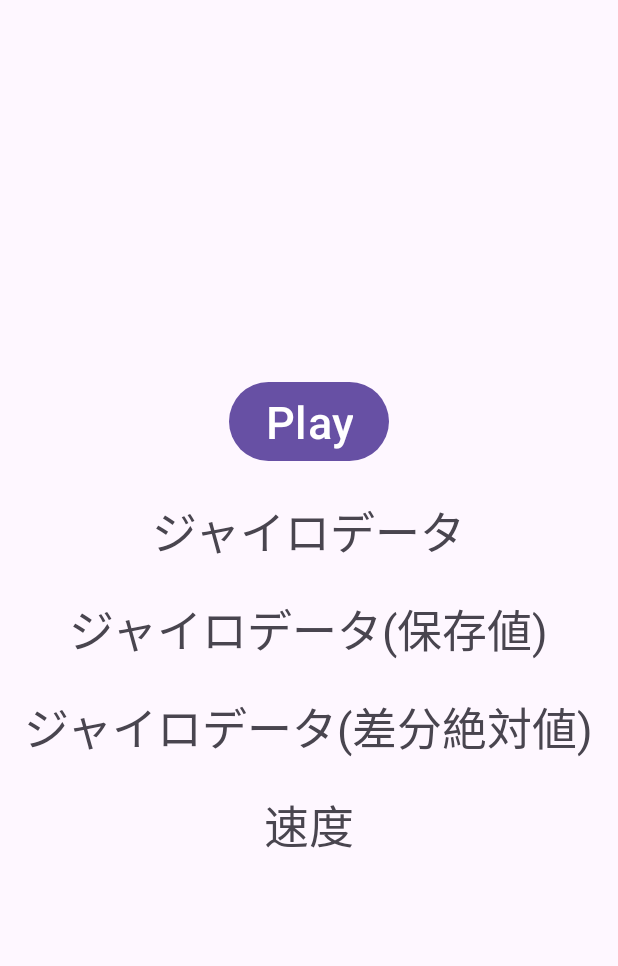
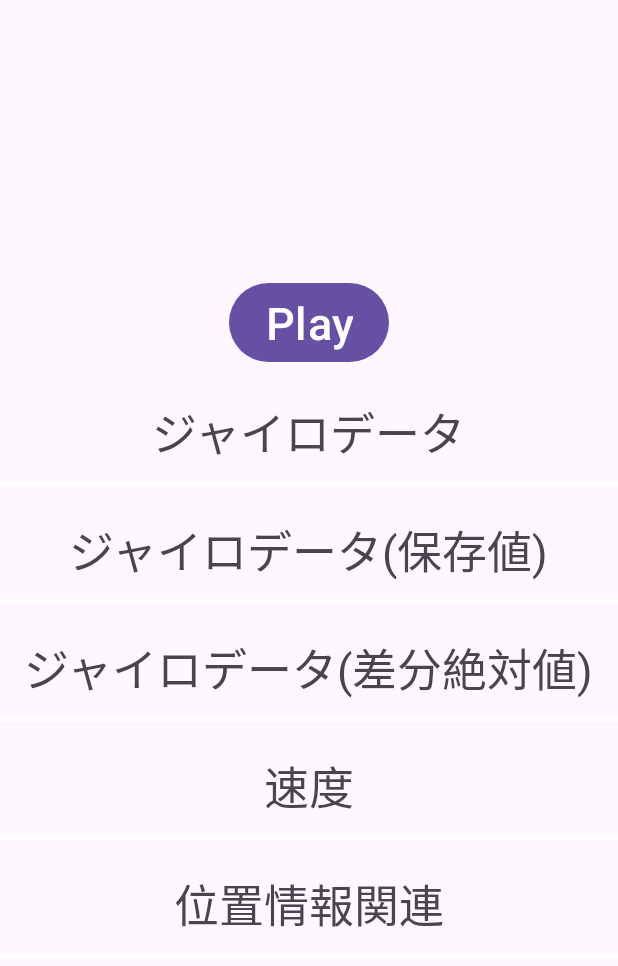
Before and after one commit to qyuiz/AudioTrackSample, an Android app: the screen it shows after launch (MainActivity), on a phone screen of 412 x 824 dp. Shown: the top 966 px of the screen. Run offline under Robolectric (Android 15) with nearby library versions, the phone set to English and light mode, and no system bars; 1 statement that could not run was skipped.

Commit message:
緯度経度から速度算出する処理を追加、許可ダイアログ問題解決

```diff
--- a/app/src/main/AndroidManifest.xml
+++ b/app/src/main/AndroidManifest.xml
@@ -4,8 +4,11 @@
 
     <uses-permission android:name="android.permission.MODIFY_AUDIO_SETTINGS" />
 
+    <!-- GPS測位 -->
     <uses-permission android:name="android.permission.ACCESS_COARSE_LOCATION"/>
+    <!-- NW測位 -->
     <uses-permission android:name="android.permission.ACCESS_FINE_LOCATION"/>
+
     <uses-permission android:name="android.permission.ACCESS_BACKGROUND_LOCATION"/>
 
     <application
--- a/app/src/main/java/com/example/audiotracksample/MainActivity.java
+++ b/app/src/main/java/com/example/audiotracksample/MainActivity.java
@@ -1,6 +1,7 @@
 package com.example.audiotracksample;
 
 import android.Manifest;
+import android.content.Context;
 import android.content.pm.PackageManager;
 import android.hardware.Sensor;
 import android.hardware.SensorEvent;
@@ -16,9 +17,11 @@ import android.os.Bundle;
 import android.util.Log;
 import android.widget.Button;
 import android.widget.TextView;
+import android.widget.Toast;
 
 import java.io.InputStream;
 import java.nio.ByteBuffer;
+import java.text.DecimalFormat;
 import java.util.List;
 
 import androidx.annotation.NonNull;
@@ -45,6 +48,8 @@ class Rotation {
 public class MainActivity extends AppCompatActivity {
 
     private static final String TAG = "AudioTrackSample";
+    private Context mContext;
+    DecimalFormat df = new DecimalFormat("#.##");
 
     // hello_world.wav のサンプリングレート
     private int mSampleRate;
@@ -72,22 +77,31 @@ public class MainActivity extends AppCompatActivity {
     private TextView mSensorSaveTextView;
     private TextView mSensorSaveDiffTextView;
     private static final int PERMISSION_REQUEST_CODE = 1234;
+    private String[] LOCATION_PERMISSION = new String[]{
+            Manifest.permission.ACCESS_COARSE_LOCATION,
+            Manifest.permission.ACCESS_FINE_LOCATION
+    };
+    private String[] LOCATION_BACKGROUND_PERMISSION = new String[]{
+            Manifest.permission.ACCESS_BACKGROUND_LOCATION
+    };
     private LocationCallback mLocationCallback;
     private FusedLocationProviderClient mFusedLocationProviderClient;
     private TextView mSpeedTextView;
+    private double mBeforeLongitude = -181; // 経度(前回値) 初期値は範囲外
+    private double mBeforeLatitude = -91; // 緯度(前回値) 初期値は範囲外
+    private long mBeforeTime; // 時間(前回値)
+    private TextView mLocationTextView;
 
     @Override
     protected void onCreate(Bundle savedInstanceState) {
         super.onCreate(savedInstanceState);
         setContentView(R.layout.activity_main);
 
-        if (Build.VERSION.SDK_INT >= 23) {
-            Log.d(TAG, "パーミッションの確認を実行");
-            requestPermission();
-        }
+        mContext = this;
 
         mFusedLocationProviderClient = LocationServices.getFusedLocationProviderClient(this);
         mSpeedTextView = findViewById(R.id.speedTextView);
+        mLocationTextView = findViewById(R.id.locationTextView);
         mLocationCallback = new LocationCallback() {
             @Override
             public void onLocationResult(@NonNull LocationResult locationResult) {
@@ -99,12 +113,40 @@ public class MainActivity extends AppCompatActivity {
 
                 List<Location> locations = locationResult.getLocations();
                 for (Location location : locations){
-                    if (location.hasSpeed()){
+                    // 速度と信頼度がある場合のみ
+                    if (location.hasSpeed() && location.hasSpeedAccuracy()){
                         float speed = location.getSpeed() * 3.6F;
                         long speedLong = Math.round(speed);
-                        mSpeedTextView.setText(speedLong + " [km/h]" +
-                                " 精度 : " + (location.getSpeedAccuracyMetersPerSecond()*100) + "%");
+                        float speedAccuracy = location.getSpeedAccuracyMetersPerSecond() * 3.6F;
+                        long speedAccuracyLong = Math.round(speedAccuracy);
+                        mSpeedTextView.setText(speedLong + " [km/h]\n" +
+                                "精度(信頼区間68%) : ±" + speedAccuracyLong + "[km/h]");
                     }
+
+                    double longitude = location.getLongitude();
+                    double latitude = location.getLatitude();
+                    long time = location.getElapsedRealtimeNanos();
+
+                    if (mBeforeLongitude != -181 && mBeforeLatitude != -91){
+                        double distance = haversineDistance(mBeforeLatitude, mBeforeLongitude,
+                                latitude, longitude);
+                        long timeDiffInNano = time - mBeforeTime;
+                        long timeDifferenceInSeconds = timeDiffInNano / 1000000000;
+                        double speedKPerH = (distance / (double) timeDifferenceInSeconds) * 3.6;
+                        String strTmp = "緯度 : " + df.format(latitude) + "[度]" +
+                                " 経度 : " + df.format(longitude) + "[度]\n"
+                                + "移動距離 : " + df.format(distance) + "[m]\n" +
+                                "移動時間 : " + timeDifferenceInSeconds + "[s]\n" +
+                                "計算時速 : " + df.format(speedKPerH) + "[km/h]";
+                        if (location.hasAccuracy()){
+                            float accuracy = location.getAccuracy();
+                            strTmp = strTmp + "\n" + "精度 : " + accuracy;
+                        }
+                        mLocationTextView.setText(strTmp);
+                    }
+                    mBeforeLongitude = longitude;
+                    mBeforeLatitude = latitude;
+                    mBeforeTime = time;
                 }
             }
         };
@@ -140,22 +182,29 @@ public class MainActivity extends AppCompatActivity {
         });
     }
 
+    public static double haversineDistance(double lat1, double lon1, double lat2, double lon2) {
+        // 地球の半径(m)
+        final double R = 6371000.0;
+
+        // 緯度経度をラジアン単位に変換する
+        double lat1Rad = Math.toRadians(lat1);
+        double lon1Rad = Math.toRadians(lon1);
+        double lat2Rad = Math.toRadians(lat2);
+        double lon2Rad = Math.toRadians(lon2);
+
+        // 緯度経度地点の差
+        double diffLat = lat2Rad - lat1Rad;
+        double diffLon = lon2Rad - lon1Rad;
+
+        // ハーバーサイン公式で計算
+        double a = Math.pow(Math.sin(diffLat / 2), 2) + Math.cos(lat1Rad) * Math.cos(lat2Rad) * Math.pow(Math.sin(diffLon / 2), 2);
+        double c = 2 * Math.atan2(Math.sqrt(a), Math.sqrt(1 - a));
+        return R * c;
+    }
+
     private void startLocationUpdates() {
         LocationRequest locationRequest = createLocationRequest();
         if (locationRequest == null) {
-            return;
-        }
-        if (ActivityCompat.checkSelfPermission(this, Manifest.permission.ACCESS_FINE_LOCATION)
-                != PackageManager.PERMISSION_GRANTED &&
-                ActivityCompat.checkSelfPermission(this, Manifest.permission.ACCESS_COARSE_LOCATION)
-                        != PackageManager.PERMISSION_GRANTED) {
-            // TODO: Consider calling
-            //    ActivityCompat#requestPermissions
-            // here to request the missing permissions, and then overriding
-            //   public void onRequestPermissionsResult(int requestCode, String[] permissions,
-            //                                          int[] grantResults)
-            // to handle the case where the user grants the permission. See the documentation
-            // for ActivityCompat#requestPermissions for more details.
             return;
         }
         mFusedLocationProviderClient.requestLocationUpdates(locationRequest, mLocationCallback, null);
@@ -166,7 +215,7 @@ public class MainActivity extends AppCompatActivity {
     }
 
     private LocationRequest createLocationRequest() {
-        LocationRequest.Builder locationRequest = new LocationRequest.Builder(1000);
+        LocationRequest.Builder locationRequest = new LocationRequest.Builder(2000);
         locationRequest.setWaitForAccurateLocation(true);
         locationRequest.setPriority(Priority.PRIORITY_HIGH_ACCURACY);
         return locationRequest.build();
@@ -178,60 +227,64 @@ public class MainActivity extends AppCompatActivity {
         super.onRequestPermissionsResult(requestCode, permissions, grantResults);
         if (requestCode == PERMISSION_REQUEST_CODE){
             if (grantResults.length > 0 && grantResults[0] == PackageManager.PERMISSION_GRANTED){
-                Log.d(TAG, "パーミッション許可");
+                Toast.makeText(this, "パーミッションが許可されました。", Toast.LENGTH_LONG).show();
+
+                if (permissions == LOCATION_PERMISSION){
+                    startLocationUpdates();
+                }
             }
             else {
-                Log.d(TAG, "パーミッション拒否");
+                Toast.makeText(this, "パーミッションが拒否されました。", Toast.LENGTH_LONG).show();
+
+                if (permissions == LOCATION_PERMISSION){
+                    stopLocationUpdates();
+                }
             }
         }
     }
 
-    private void requestPermission(){
-        // フォアグラウンドのパーミッション
-        boolean permissionAccessCoarseLocationApproved =
-                ActivityCompat.checkSelfPermission(this, android.Manifest.permission.ACCESS_COARSE_LOCATION)
-                        == PackageManager.PERMISSION_GRANTED &&
-                        ActivityCompat.checkSelfPermission(this, android.Manifest.permission.ACCESS_FINE_LOCATION)
-                                == PackageManager.PERMISSION_GRANTED;
-        if (permissionAccessCoarseLocationApproved){
-            // バックグラウンドのパーミッション
-            boolean backgroundAccessCoarseLocationApproved =
-                    ActivityCompat.checkSelfPermission(this, android.Manifest.permission.ACCESS_BACKGROUND_LOCATION)
-                            == PackageManager.PERMISSION_GRANTED;
-            if (backgroundAccessCoarseLocationApproved){
-                Log.d(TAG, "位置情報権限あり");
-            }
-            else {
-                ActivityCompat.requestPermissions(this,
-                        new String[]{android.Manifest.permission.ACCESS_BACKGROUND_LOCATION},
-                        PERMISSION_REQUEST_CODE);
+    private boolean checkLocationPermission(){
+        for (String permission : LOCATION_PERMISSION){
+            if (ActivityCompat.checkSelfPermission(this, permission) == PackageManager.PERMISSION_DENIED){
+                return false;
             }
         }
-        else {
-            Log.d(TAG, "位置情報権限を確認する");
-            ActivityCompat.requestPermissions(this,
-                    new String[]{android.Manifest.permission.ACCESS_COARSE_LOCATION,
-                            android.Manifest.permission.ACCESS_FINE_LOCATION,
-                            Manifest.permission.ACCESS_BACKGROUND_LOCATION},
-                    PERMISSION_REQUEST_CODE);
+        return true;
+    }
+
+    private boolean checkLocationBackGroundPermission(){
+        for (String permission : LOCATION_BACKGROUND_PERMISSION){
+            if (ActivityCompat.checkSelfPermission(this, permission) == PackageManager.PERMISSION_DENIED){
+                return false;
+            }
         }
+        return true;
     }
 
     @Override
     protected void onResume() {
         super.onResume();
-
-        startLocationUpdates();
+        // SDK23以上はパーミッションの許可が必須
+        if (Build.VERSION.SDK_INT >= 23) {
+            if (checkLocationPermission()){
+                Toast.makeText(this, "位置情報権限があります。", Toast.LENGTH_LONG).show();
+                startLocationUpdates();
+            }
+            else {
+                Toast.makeText(this, "位置情報権限がありません、許可を要求します。", Toast.LENGTH_LONG).show();
+                // BACKGROUNDのPERMISSIONを抜かしたら、許可ダイアログが表示された
+                ActivityCompat.requestPermissions(this, LOCATION_PERMISSION, PERMISSION_REQUEST_CODE);
+            }
+        }
+        else {
+            startLocationUpdates();
+        }
 
         // センサーリスナー登録
         mSensorManager.registerListener(mSensorEventListener, mRotationSensor, SensorManager.SENSOR_DELAY_FASTEST);
 
         // wavデータセット
         setWavData();
-
-//        for (int i = 0; i < mWavData.length; i+=2){
-//            Log.d(TAG, "[" + i + ", " + (i+1) + "] => [" + Integer.toHexString(mWavData[i]) + ", " + Integer.toHexString(mWavData[i+1]) + "]");
-//        }
     }
 
     @Override
@@ -279,8 +332,8 @@ public class MainActivity extends AppCompatActivity {
                     mRotationSaveData.rotationX = event.values[0];
                     mRotationSaveData.rotationY = event.values[1];
                     mRotationSaveData.rotationZ = event.values[2];
-                    String strSaveTmp = "ジャイロセンサー(保存値)\nX: " + mRotationSaveData.rotationX +
-                            "\nY: " + mRotationSaveData.rotationY + "\nZ: " + mRotationSaveData.rotationZ;
+                    String strSaveTmp = "ジャイロセンサー(保存値)\nX: " + df.format(mRotationSaveData.rotationX) +
+                            "\nY: " + df.format(mRotationSaveData.rotationY) + "\nZ: " + df.format(mRotationSaveData.rotationZ);
                     mSensorSaveTextView.setText(strSaveTmp);
                 }
                 else {
@@ -291,8 +344,8 @@ public class MainActivity extends AppCompatActivity {
                 mRotationData.rotationY = event.values[1];
                 mRotationData.rotationZ = event.values[2];
 
-                String strTmp = "ジャイロセンサー\nX: " + mRotationData.rotationX + "\nY: " +
-                        mRotationData.rotationY + "\nZ: " + mRotationData.rotationZ;
+                String strTmp = "ジャイロセンサー\nX: " + df.format(mRotationData.rotationX) + "\nY: " +
+                        df.format(mRotationData.rotationY) + "\nZ: " + df.format(mRotationData.rotationZ);
                 mSensorTextView.setText(strTmp);
             }
         }
@@ -310,7 +363,7 @@ public class MainActivity extends AppCompatActivity {
         if (mGain >= 1.0F){
             mGain = 1.0F;
         }
-        String strTemp = "絶対値:" + diffAbsY + "\nゲイン:" + mGain;
+        String strTemp = "絶対値:" + df.format(diffAbsY) + "\nゲイン:" + df.format(mGain);
         mSensorSaveDiffTextView.setText(strTemp);
     }
 
--- a/app/src/main/res/layout/activity_main.xml
+++ b/app/src/main/res/layout/activity_main.xml
@@ -21,7 +21,14 @@
         android:layout_height="wrap_content"
         android:text="ジャイロデータ"
         android:textSize="30sp"
+        android:textAlignment="center"
         android:layout_marginTop="20dp"/>
+
+    <View
+        android:layout_width="match_parent"
+        android:layout_height="3dp"
+        android:layout_marginTop="10dp"
+        android:background="@color/white"/>
 
     <TextView
         android:id="@+id/sensorSaveTextView"
@@ -29,7 +36,14 @@
         android:layout_height="wrap_content"
         android:text="ジャイロデータ(保存値)"
         android:textSize="30sp"
+        android:textAlignment="center"
         android:layout_marginTop="20dp"/>
+
+    <View
+        android:layout_width="match_parent"
+        android:layout_height="3dp"
+        android:layout_marginTop="10dp"
+        android:background="@color/white"/>
 
     <TextView
         android:id="@+id/sensorSaveDiffTextView"
@@ -37,7 +51,14 @@
         android:layout_height="wrap_content"
         android:text="ジャイロデータ(差分絶対値)"
         android:textSize="30sp"
+        android:textAlignment="center"
         android:layout_marginTop="20dp"/>
+
+    <View
+        android:layout_width="match_parent"
+        android:layout_height="3dp"
+        android:layout_marginTop="10dp"
+        android:background="@color/white"/>
 
     <TextView
         android:id="@+id/speedTextView"
@@ -45,6 +66,28 @@
         android:layout_height="wrap_content"
         android:text="速度"
         android:textSize="30sp"
+        android:textAlignment="center"
         android:layout_marginTop="20dp"/>
 
+    <View
+        android:layout_width="match_parent"
+        android:layout_height="3dp"
+        android:layout_marginTop="10dp"
+        android:background="@color/white"/>
+
+    <TextView
+        android:id="@+id/locationTextView"
+        android:layout_width="wrap_content"
+        android:layout_height="wrap_content"
+        android:text="位置情報関連"
+        android:textSize="30sp"
+        android:textAlignment="center"
+        android:layout_marginTop="20dp"/>
+
+    <View
+        android:layout_width="match_parent"
+        android:layout_height="3dp"
+        android:layout_marginTop="10dp"
+        android:background="@color/white"/>
+
 </LinearLayout>
```
